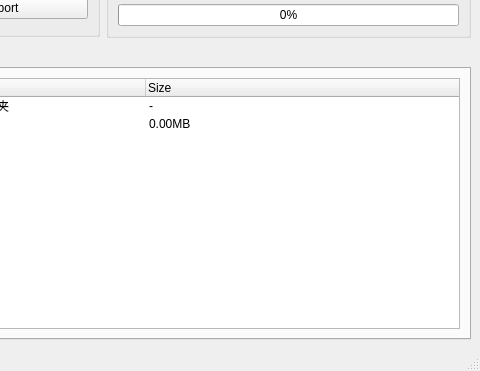
Old version of the form mainwindow.ui in the repository kechuan/HTTP-QT; both pictures show x 275 to 755 and y 147 to 518 of the 755 by 518 pixel window.
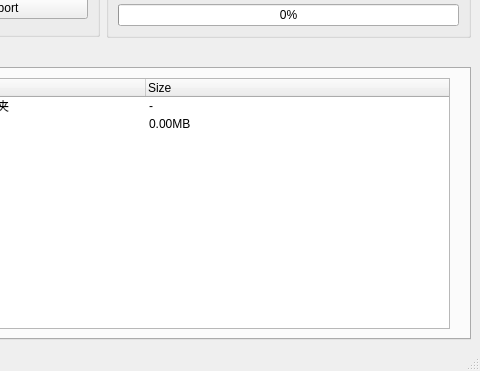
New version of the form.

Diff of the .ui file:
```diff
--- a/mainwindow.ui
+++ b/mainwindow.ui
@@ -344,6 +344,12 @@
        <layout class="QVBoxLayout" name="verticalLayout_5">
         <item>
          <widget class="QTreeWidget" name="Filelist">
+          <property name="maximumSize">
+           <size>
+            <width>705</width>
+            <height>16777215</height>
+           </size>
+          </property>
           <property name="indentation">
            <number>25</number>
           </property>
```
